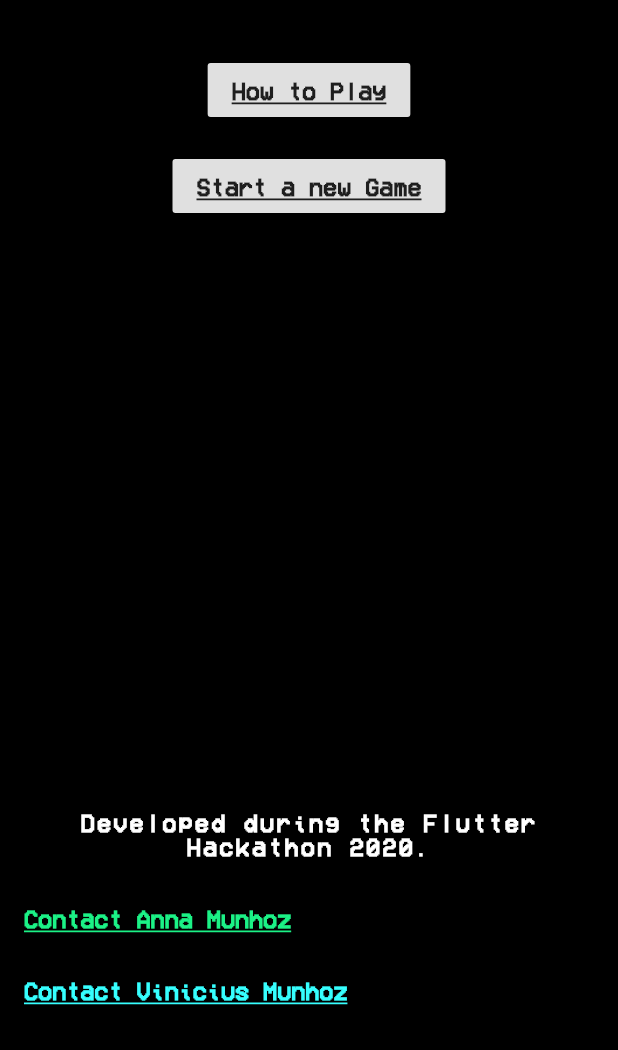
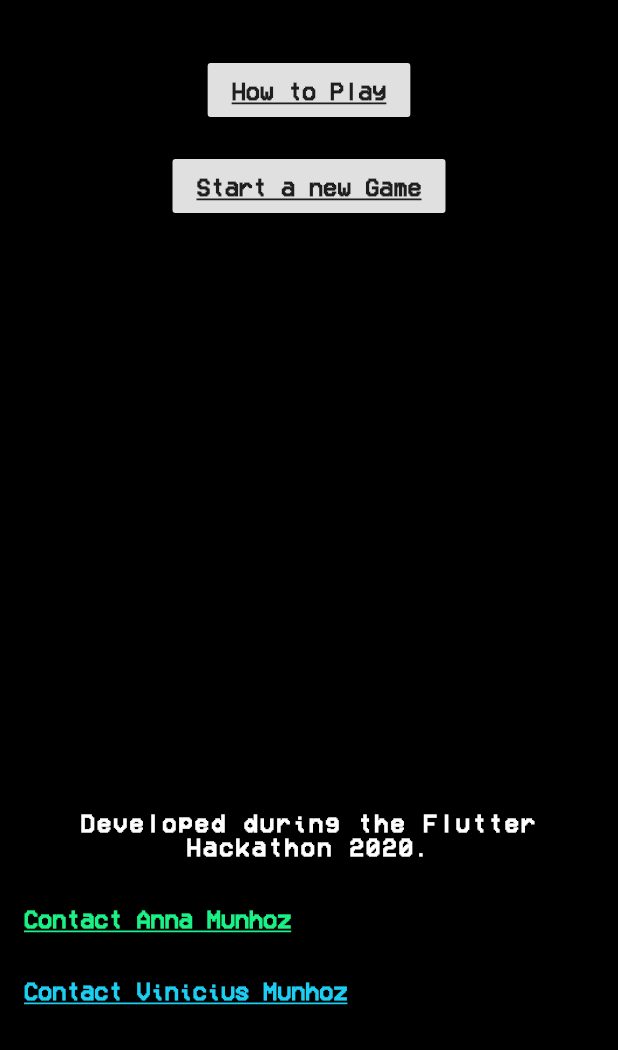
Before and after one commit to annamunhoz/royalgameofur, a Flutter app: the screen it shows after launch, on a phone screen of 412 x 824 dp, the part 186-1236 px from its top. Run offline on Flutter 3.47's test engine with Material 2 defaults, Android fonts, the phone set to English and light mode, and no system bars; our stand-ins replace carousel_slider, rxdart.

Commit message:
fixing blue color

```diff
--- a/lib/presentation/common/app_colors.dart
+++ b/lib/presentation/common/app_colors.dart
@@ -9,5 +9,5 @@ class AppColors {
 
   static const playerOneColor = Color(0xFF1bf286);
 
-  static const playerTwoColor = Color(0xFF36ffff);
+  static const playerTwoColor = Color(0xFF1ccef2);
 }
```
